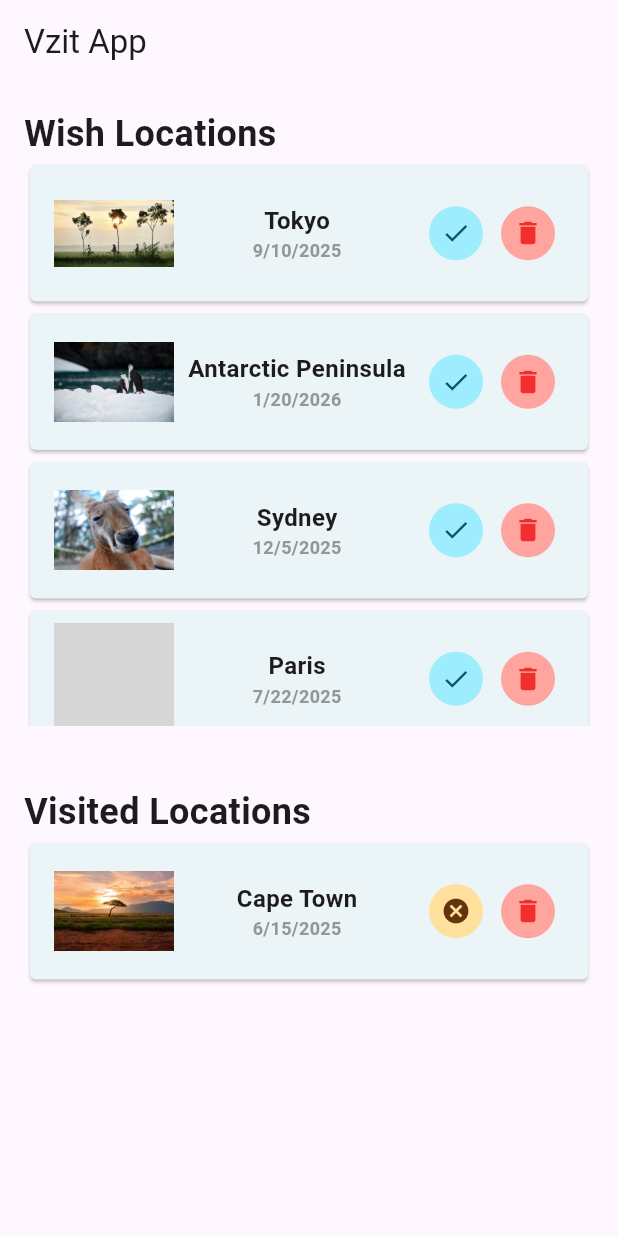
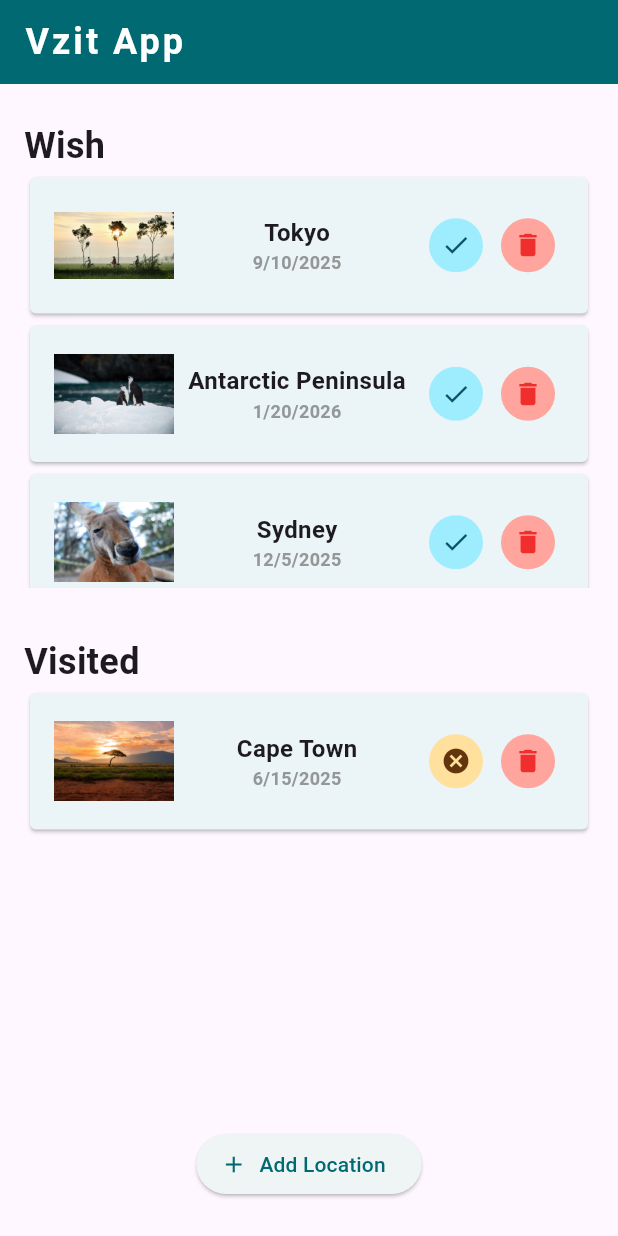
Before and after one commit to faruqonaayo/vzit_app, a Flutter app: the screen it shows after launch, after a tap on the "check" icon, on a phone screen of 412 x 824 dp. Run offline on Flutter 3.47's test engine with Material 3 defaults, Android fonts, the phone set to English and light mode, and no system bars; grey boxes are pictures that could not be loaded.

Commit message:
Enhance UI and functionality: update app theme, improve layout for large screens, and streamline visited/wish components

```diff
--- a/lib/main.dart
+++ b/lib/main.dart
@@ -1,6 +1,32 @@
 import 'package:flutter/material.dart';
 import 'package:vzit_app/vzit_app.dart';
 
+ColorScheme kColorScheme = ColorScheme.fromSeed(
+  seedColor: Color.fromRGBO(55, 183, 195, 100),
+);
+
 void main() {
-  runApp(MaterialApp(home: VzitApp()));
+  runApp(
+    MaterialApp(
+      theme: ThemeData().copyWith(
+        colorScheme: kColorScheme,
+        appBarTheme: AppBarTheme().copyWith(
+          backgroundColor: kColorScheme.primary,
+          titleTextStyle: TextStyle(
+            fontSize: 24,
+            fontWeight: FontWeight.bold,
+            color: kColorScheme.onPrimary,
+            letterSpacing: 2,
+          ),
+        ),
+        cardTheme: CardTheme().copyWith(
+          color: Color.fromRGBO(235, 244, 246, 100),
+          shape: RoundedRectangleBorder(
+            borderRadius: BorderRadius.all(Radius.circular(4)),
+          ),
+        ),
+      ),
+      home: VzitApp(),
+    ),
+  );
 }
--- a/lib/vzit_app.dart
+++ b/lib/vzit_app.dart
@@ -86,34 +86,105 @@ class _VzitAppState extends State<VzitApp> {
     );
   }
 
+  void _handleShowModalBottomSheet() {
+    showModalBottomSheet(
+      context: context,
+      builder: (ctx) {
+        return Text("Hello");
+      },
+    );
+  }
+
   @override
   Widget build(context) {
+    final screenWidth = MediaQuery.of(context).size.width;
+    final isLargeScreen = screenWidth > 600;
+
     return Scaffold(
       appBar: AppBar(title: Text("Vzit App")),
       body: Padding(
-        padding: const EdgeInsets.all(16.0),
-        child: SingleChildScrollView(
-          child: Column(
+        padding: const EdgeInsets.symmetric(horizontal: 16, vertical: 24),
+        child:
+            isLargeScreen
+                ? Column(
                   children: [
-              Wish(
+                    Expanded(
+                      child: Row(
+                        children: [
+                          Expanded(
+                            child: Wish(
                               onVisited: handleVisited,
                               onDeleteLocation: handleDeleteLocation,
                               locations:
                                   sampleLocations
-                        .where((Location location) => location.visited == false)
+                                      .where(
+                                        (Location location) =>
+                                            location.visited == false,
+                                      )
                                       .toList(),
                             ),
-              const SizedBox(height: 40),
-              Visited(
+                          ),
+                          const SizedBox(height: 32),
+                          Expanded(
+                            child: Visited(
                               onNotVisited: handleNotVisited,
                               onDeleteLocation: handleDeleteLocation,
                               locations:
                                   sampleLocations
-                        .where((Location location) => location.visited == true)
+                                      .where(
+                                        (Location location) =>
+                                            location.visited == true,
+                                      )
                                       .toList(),
+                            ),
                           ),
                         ],
                       ),
+                    ),
+                    const SizedBox(height: 16),
+                    ElevatedButton.icon(
+                      onPressed: _handleShowModalBottomSheet,
+                      icon: Icon(Icons.add),
+                      label: Text("Add Location"),
+                    ),
+                  ],
+                )
+                : Column(
+                  children: [
+                    Expanded(
+                      child: Wish(
+                        onVisited: handleVisited,
+                        onDeleteLocation: handleDeleteLocation,
+                        locations:
+                            sampleLocations
+                                .where(
+                                  (Location location) =>
+                                      location.visited == false,
+                                )
+                                .toList(),
+                      ),
+                    ),
+                    const SizedBox(height: 32),
+                    Expanded(
+                      child: Visited(
+                        onNotVisited: handleNotVisited,
+                        onDeleteLocation: handleDeleteLocation,
+                        locations:
+                            sampleLocations
+                                .where(
+                                  (Location location) =>
+                                      location.visited == true,
+                                )
+                                .toList(),
+                      ),
+                    ),
+                    const SizedBox(height: 16),
+                    ElevatedButton.icon(
+                      onPressed: _handleShowModalBottomSheet,
+                      icon: Icon(Icons.add),
+                      label: Text("Add Location"),
+                    ),
+                  ],
                 ),
       ),
     );
--- a/lib/widgets/location_card.dart
+++ b/lib/widgets/location_card.dart
@@ -20,10 +20,6 @@ class LocationCard extends StatelessWidget {
   @override
   Widget build(context) {
     return Card(
-      color: Color.fromRGBO(235, 244, 246, 100),
-      shape: RoundedRectangleBorder(
-        borderRadius: BorderRadius.all(Radius.circular(4)),
-      ),
       child: Padding(
         padding: const EdgeInsets.symmetric(vertical: 8, horizontal: 16),
         child: Row(
--- a/lib/widgets/visited.dart
+++ b/lib/widgets/visited.dart
@@ -16,15 +16,11 @@ class Visited extends StatelessWidget {
   final List<Location> locations;
   @override
   Widget build(context) {
-    final height = MediaQuery.of(context).size.height;
-    return SizedBox(
-      width: double.infinity,
-      height: height / 2,
-      child: Column(
+    return Column(
       crossAxisAlignment: CrossAxisAlignment.start,
       children: [
         Text(
-            "Visited Locations",
+          "Visited",
           style: TextStyle(fontWeight: FontWeight.bold, fontSize: 24),
         ),
         Expanded(
@@ -41,7 +37,6 @@ class Visited extends StatelessWidget {
           ),
         ),
       ],
-      ),
     );
   }
 }
--- a/lib/widgets/wish.dart
+++ b/lib/widgets/wish.dart
@@ -16,15 +16,11 @@ class Wish extends StatelessWidget {
   final List<Location> locations;
   @override
   Widget build(context) {
-    final height = MediaQuery.of(context).size.height;
-    return SizedBox(
-      width: double.infinity,
-      height: height / 2,
-      child: Column(
+    return Column(
       crossAxisAlignment: CrossAxisAlignment.start,
       children: [
         Text(
-            "Wish Locations",
+          "Wish",
           style: TextStyle(fontWeight: FontWeight.bold, fontSize: 24),
         ),
 
@@ -42,7 +38,6 @@ class Wish extends StatelessWidget {
           ),
         ),
       ],
-      ),
     );
   }
 }
```
Lines whose indentation alone changed are shown as unchanged.
